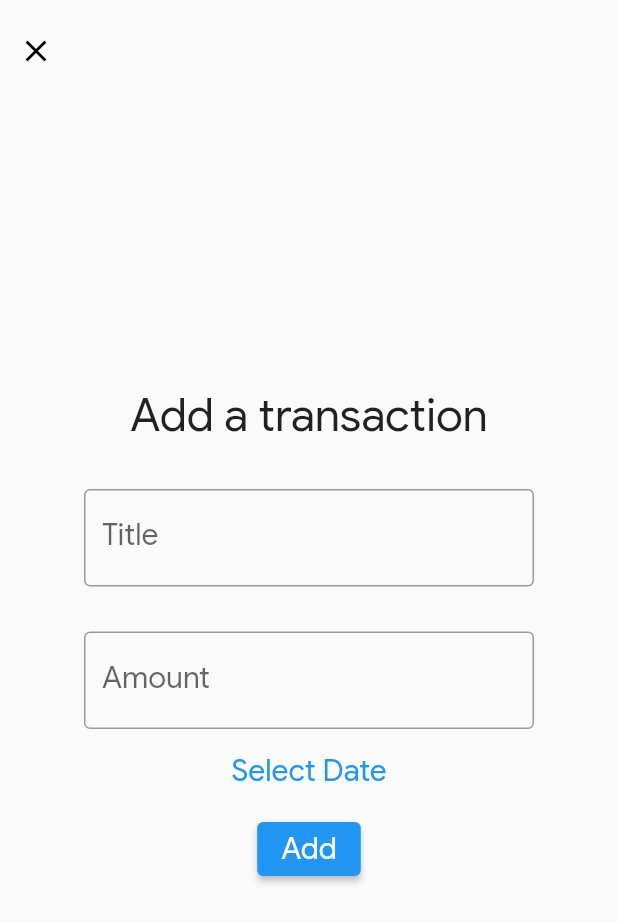
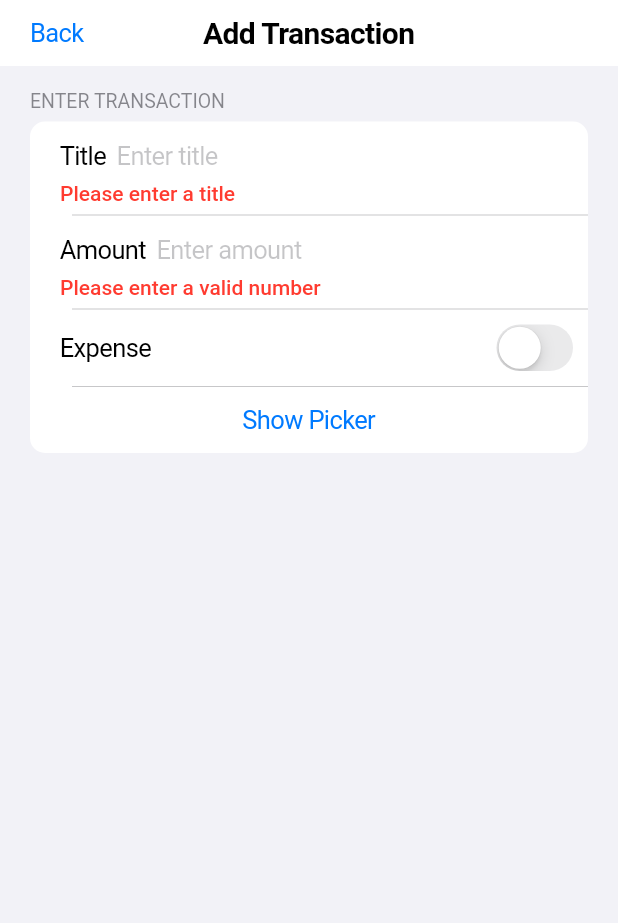
Before and after one commit to shxntanu/Expense-Manager, a Flutter app: the screen it shows after launch, after a tap on the "add" icon, on a phone screen of 412 x 824 dp. Shown: the top 923 px of the screen. Run offline on Flutter 3.47's test engine with Material 2 defaults, Android fonts, the phone set to English and light mode, and no system bars; Roboto replaces fonts that are missing (San Francisco).

Commit message:
Added iOS style transaction input page.

```diff
--- a/lib/main.dart
+++ b/lib/main.dart
@@ -14,7 +14,7 @@ class MyApp extends StatelessWidget {
       child: MaterialApp(
         theme: ThemeData(
           primaryColor: Colors.white,
-          fontFamily: 'Google Sans',
+          fontFamily: 'San Francisco',
         ),
         initialRoute: Home.id,
         routes: {
--- a/lib/screens/transaction_input.dart
+++ b/lib/screens/transaction_input.dart
@@ -1,148 +1,149 @@
 // ignore_for_file: prefer_const_constructors, prefer_const_literals_to_create_immutables
 
 import 'package:flutter/material.dart';
-import 'package:provider/provider.dart';
-import 'package:flutter_datetime_picker/flutter_datetime_picker.dart';
+import 'package:flutter/cupertino.dart';
 
-import 'package:expenseplanner/models/transaction_data.dart';
+bool isNumeric(String s) {
+  if(s == null) {
+    return false;
+  }
+  return double.tryParse(s) != null;
+}
 
-class TransactionInput extends StatefulWidget {
+class TransactionInput extends StatelessWidget {
 
   static const String id = 'transaction_input';
 
   @override
-  State<TransactionInput> createState() => _TransactionInputState();
+  Widget build(BuildContext context) {
+    return CupertinoApp(
+      theme: CupertinoThemeData(brightness: Brightness.light),
+      home: FromSectionExample(),
+    );
+  }
 }
 
-class _TransactionInputState extends State<TransactionInput> {
+class FromSectionExample extends StatefulWidget {
 
-  DateTime _selectedDate = DateTime.now();
+  @override
+  State<FromSectionExample> createState() => _FromSectionExampleState();
+}
+
+class _FromSectionExampleState extends State<FromSectionExample> {
   late String title;
+
   late String amount;
+
+  late bool IsExpense = false;
+
+  late DateTime _chosenDateTime;
+
+  void _showDatePicker(ctx) {
+    // showCupertinoModalPopup is a built-in function of the cupertino library
+    showCupertinoModalPopup(
+        context: ctx,
+        builder: (_) => Container(
+              height: 300,
+              color: Color.fromARGB(255, 255, 255, 255),
+              child: Column(
+                children: [
+                  SizedBox(
+                    height: 300,
+                    child: CupertinoDatePicker(
+                        initialDateTime: DateTime.now(),
+                        onDateTimeChanged: (val) {
+
+                            _chosenDateTime = val;
+
+                        }),
+                  ),
+                ],
+              ),
+    ));
+  }
 
   @override
   Widget build(BuildContext context) {
-    return Scaffold(
-
-      body: SafeArea(
-
-        child: Column(
-          mainAxisAlignment: MainAxisAlignment.start,
-          children: [
-            Row(
-              mainAxisAlignment: MainAxisAlignment.start,
-              children: [
-                Padding(
-                  padding: EdgeInsets.only(
-                    right: 10.0,
-                    top: 10.0,
+    return CupertinoPageScaffold(
+      navigationBar: CupertinoNavigationBar(
+        leading: CupertinoButton(
+          padding: EdgeInsetsDirectional.zero,
+          child: const Text('Back'),
+          onPressed: () => Navigator.pop(context),
         ),
-                  child: IconButton(
+        middle: Text('Add Transaction',
+        style: TextStyle(
           color: Colors.black,
-                    icon: Icon(Icons.close),
-                    onPressed: () {
-                      Navigator.pop(context);
-                    }
-                  ),
-                ),
-              ],
-            ),
-            SizedBox(
-              height: 200,
-            ),
-            Column(
-            mainAxisAlignment: MainAxisAlignment.center,
-            crossAxisAlignment: CrossAxisAlignment.center,
-            children: [
-              Text('Add a transaction',
-              style: TextStyle(
-                fontSize: 30,
-              ),
-              ),
-              SizedBox(
-                height: 30,
-              ),
-              Center(
-                child: Container(
-                  width: 300,
-                  child: TextField(
-                    onChanged: (newTitle) {
-                      title = newTitle;
-                    },
-                    style: TextStyle(
+          fontFamily: 'San Francisco',
           fontSize: 20,
-                    ),
-                    decoration: InputDecoration(
-                      // border: InputBorder.none,
-                      border: OutlineInputBorder(),
-                      labelText: 'Title',
+          fontWeight: FontWeight.w600,
         ),
         ),
       ),
+      // Add safe area widget to place the CupertinoFormSection below the navigation bar.
+      child: SafeArea(
+        child: Form(
+          autovalidateMode: AutovalidateMode.always,
+          onChanged: () {
+
+          },
+          child: CupertinoFormSection.insetGrouped(
+            header: Text('ENTER TRANSACTION',
+            style: TextStyle(
+              fontFamily: 'San Francisco',
             ),
-              SizedBox(
-                height: 30,
             ),
-              Container(
-                width: 300,
-                child: TextField(
-                  onChanged: (newAmount) {
-                    amount = newAmount;
+            children: <Widget> [
+
+              CupertinoTextFormFieldRow(
+                prefix: Text('Title',
+                style: TextStyle(
+                  fontFamily: 'San Francisco',
+                ),),
+                placeholder: 'Enter title',
+                validator: (String? value) {
+                  if(value != null) {
+                    if( value.isEmpty ){
+                    return 'Please enter a title';
+                  }}
                 },
+              ),
+
+              CupertinoTextFormFieldRow(
+                prefix: Text('Amount',
                 style: TextStyle(
-                    fontSize: 20,
+                  fontFamily: 'San Francisco',
+                ),),
+                placeholder: 'Enter amount',
+                validator: (String? value) {
+                  if(value != null) {
+                    if( !isNumeric(value) ){
+                    return 'Please enter a valid number';
+                  }}
+                },
               ),
-                  decoration: InputDecoration(
-                    border: OutlineInputBorder(),
-                    labelText: 'Amount',
+
+              CupertinoFormRow(
+                prefix: Text('Expense',
+                style: TextStyle(
+                  fontFamily: 'San Francisco',
+                ),),
+                child: CupertinoSwitch(
+                    value: IsExpense,
+                    onChanged: (bool value) { setState(() { IsExpense = value; }); },
+                  ),
+              ),
+
+              CupertinoButton(
+                padding: EdgeInsetsDirectional.zero,
+                child: Text('Show Picker'),
+                onPressed: () => _showDatePicker(context),
+              ),
+
+            ],
             ),
           ),
         ),
-              TextButton(
-                child: Container(
-                  width: 300,
-                  height: 40,
-                  child: Center(child: Text("Select Date",
-                  style: TextStyle(
-                    fontSize: 20,
-                  ),)),
-                ),
-                  onPressed: () {
-                      DatePicker.showDatePicker(context,
-                        showTitleActions: true,
-                        minTime: DateTime(2018, 3, 5),
-                        maxTime: DateTime(2019, 6, 7),
-                        onChanged: (date) {
-                          _selectedDate = date;
-                        },
-
-                        onConfirm: (date) {
-                          _selectedDate = date;
-                        },
-
-                        currentTime: DateTime.now(),
-                    );
-                  },
-                ),
-
-              ElevatedButton(
-                onPressed: () {
-                  Provider.of<TransactionData>(context, listen: false).addTransaction(title, amount, true, _selectedDate);
-                  Navigator.pop(context);
-                },
-                child: Text('Add',
-                style: TextStyle(
-                  fontSize: 20,
-              ),
-              ),
-              ),
-            ],
-          ),
-          ]
-        )
-
-      ),
-
       );
   }
 }
--- a/pubspec.yaml
+++ b/pubspec.yaml
@@ -40,6 +40,7 @@ dependencies:
   provider: ^6.0.5
   scroll_date_picker: ^3.7.0
   flutter_datetime_picker: ^1.5.1
+  font_awesome_flutter: ^10.4.0
 
 dev_dependencies:
   flutter_test:
@@ -83,6 +84,11 @@ flutter:
     - family: Google Sans
       fonts:
         - asset: fonts/GoogleSans-Regular.ttf
+
+    - family: San Francisco
+      fonts:
+      - asset: fonts/SF-Pro-Display-Medium.otf
+
   #   - family: Trajan Pro
   #     fonts:
   #       - asset: fonts/TrajanPro.ttf
```
Also changed, not shown: lib/screens/og_transaction_input.dart (added, +209 -0 lines), lib/widgets/icon_content.dart (added, +31 -0 lines), lib/widgets/reusable_card.dart (added, +27 -0 lines), pubspec.lock, 4 other files. Lines whose indentation alone changed are shown as unchanged.
